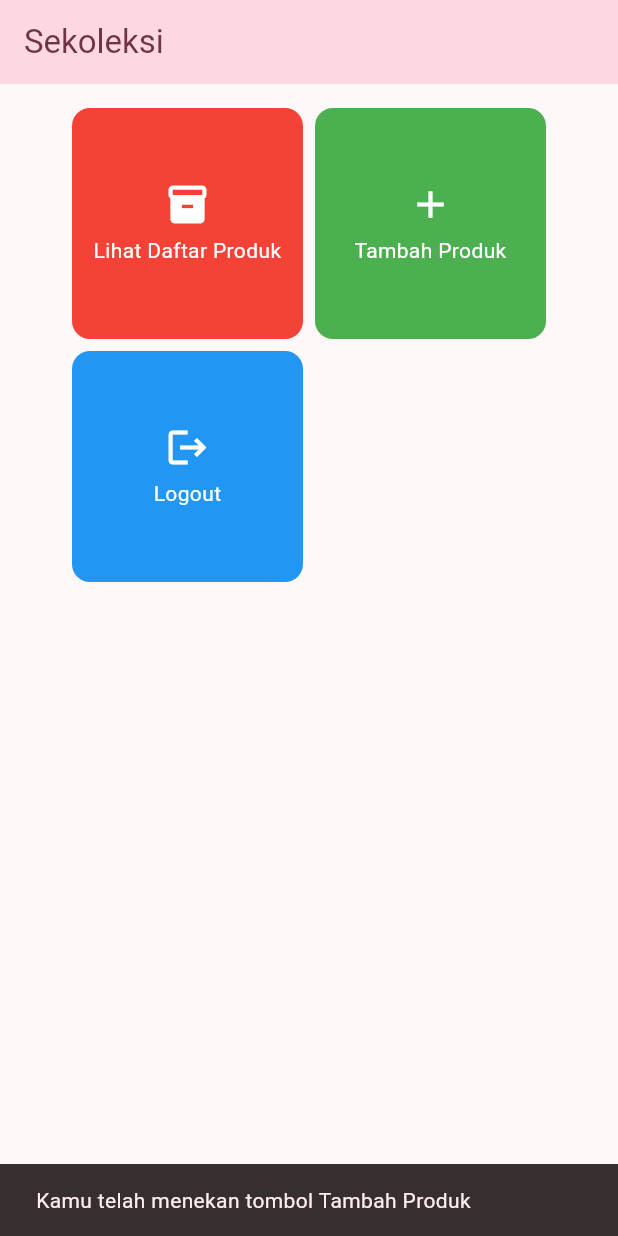
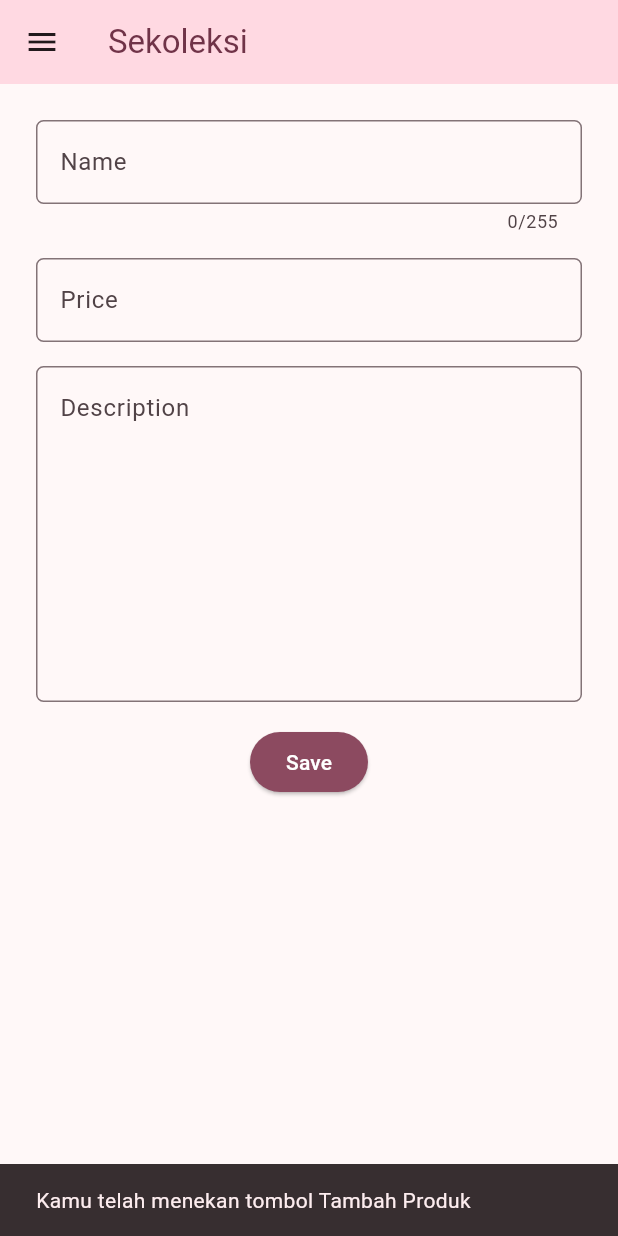
Before and after one commit to secona/sekoleksi-mobile, a Flutter app: the screen it shows after launch, after a tap on "Tambah Produk", on a phone screen of 412 x 824 dp. Run offline on Flutter 3.47's test engine with Material 3 defaults, Android fonts, the phone set to English and light mode, and no system bars.

Commit message:
feat: tugas 8

```diff
--- a/lib/main.dart
+++ b/lib/main.dart
@@ -1,5 +1,6 @@
 import 'package:flutter/material.dart';
-import 'package:sekoleksi_mobile/home.dart';
+import 'package:sekoleksi_mobile/screens/home.dart';
+import 'package:sekoleksi_mobile/screens/product_form.dart';
 
 void main() {
   runApp(const MyApp());
@@ -16,7 +17,11 @@
         colorScheme: ColorScheme.fromSeed(seedColor: Colors.black),
         useMaterial3: true,
       ),
-      home: HomePage(),
+      initialRoute: '/',
+      routes: {
+        '/': (context) => HomePage(),
+        '/product-form': (context) => const ProductFormPage(),
+      }
     );
   }
 }
--- a/lib/home.dart
+++ b/lib/screens/home.dart
@@ -1,4 +1,5 @@
 import 'package:flutter/material.dart';
+import 'package:sekoleksi_mobile/widgets/left_drawer.dart';
 
 class HomePage extends StatelessWidget {
   HomePage({super.key});
@@ -8,9 +9,9 @@
   final String className = 'PBP F';
 
   final List<ItemHomepage> items = [
-    ItemHomepage("Lihat Daftar Produk", Icons.inventory_2, Colors.red),
-    ItemHomepage("Tambah Produk", Icons.add, Colors.green),
-    ItemHomepage("Logout", Icons.logout, Colors.blue),
+    ItemHomepage("Lihat Daftar Produk", Icons.inventory_2_outlined, Colors.red, ''),
+    ItemHomepage("Tambah Produk", Icons.add, Colors.green, '/product-form'),
+    ItemHomepage("Logout", Icons.logout, Colors.blue, ''),
   ];
 
   @override
@@ -23,6 +24,7 @@
           style: TextStyle(color: Theme.of(context).colorScheme.onPrimaryContainer)
         ),
       ),
+      drawer: const LeftDrawer(),
       body: Padding(
         padding: const EdgeInsets.all(16.0),
         child: Padding(
@@ -50,8 +52,9 @@
   final String name;
   final IconData icon;
   final Color color;
+  final String route;
 
-  ItemHomepage(this.name, this.icon, this.color);
+  ItemHomepage(this.name, this.icon, this.color, this.route);
 }
 
 class ItemCard extends StatelessWidget {
@@ -71,6 +74,10 @@
             ..hideCurrentSnackBar()
             ..showSnackBar(SnackBar(
                 content: Text("Kamu telah menekan tombol ${item.name}")));
+
+          if (item.route != "") {
+            Navigator.pushNamed(context, item.route);
+          }
         },
         child: Container(
           padding: const EdgeInsets.all(8),
--- /dev/null
+++ b/lib/screens/product_form.dart
@@ -0,0 +1,170 @@
+import 'package:flutter/material.dart';
+import 'package:flutter/services.dart';
+import 'package:sekoleksi_mobile/widgets/left_drawer.dart';
+
+class ProductFormPage extends StatefulWidget {
+  const ProductFormPage({ super.key });
+
+  @override
+  State<ProductFormPage> createState() => _ProductFormPageState();
+}
+
+class _ProductFormPageState extends State<ProductFormPage> {
+  final _formKey = GlobalKey<FormState>();
+
+  String _name = "";
+  int _price = 0;
+  String _description = "";
+
+  @override
+  Widget build(BuildContext context) {
+    return Scaffold(
+      appBar: AppBar(
+        backgroundColor: Theme.of(context).colorScheme.primaryContainer,
+        title: Text(
+          "Sekoleksi",
+          style: TextStyle(color: Theme.of(context).colorScheme.onPrimaryContainer)
+        ),
+      ),
+      drawer: const LeftDrawer(),
+      body: Padding(
+        padding: const EdgeInsets.all(16.0),
+        child: Form(
+          key: _formKey,
+          child: SingleChildScrollView(
+            child: Column(
+              children: [
+                Padding(
+                  padding: const EdgeInsets.all(8.0),
+                  child: TextFormField(
+                    maxLength: 255,
+                    decoration: InputDecoration(
+                      hintText: "Name",
+                      labelText: "Name",
+                      border: OutlineInputBorder(
+                        borderRadius: BorderRadius.circular(5.0),
+                      ),
+                    ),
+                    onChanged: (String? value) {
+                      setState(() => _name = value!);
+                    },
+                    validator: (String? value) {
+                      if (value == null || value.isEmpty) {
+                        return "Nama tidak boleh kosong!";
+                      }
+
+                      return null;
+                    },
+                  ),
+                ),
+                Padding(
+                  padding: const EdgeInsets.all(8.0),
+                  child: TextFormField(
+                    keyboardType: TextInputType.number,
+                    inputFormatters: [FilteringTextInputFormatter.digitsOnly],
+                    decoration: InputDecoration(
+                      hintText: "Price",
+                      labelText: "Price",
+                      border: OutlineInputBorder(
+                        borderRadius: BorderRadius.circular(5.0),
+                      ),
+                    ),
+                    onChanged: (String? value) {
+                      setState(() => _price = int.tryParse(value!) ?? 0);
+                    },
+                    validator: (String? value) {
+                      if (value == null || value.isEmpty) {
+                        return "Harga tidak boleh kosong!";
+                      }
+
+                      int intValue = int.tryParse(value) ?? 0;
+
+                      if (intValue < 0) {
+                        return "Harga tidak boleh negatif!";
+                      }
+
+                      return null;
+                    },
+                  ),
+                ),
+                Padding(
+                  padding: const EdgeInsets.all(8.0),
+                  child: TextFormField(
+                    keyboardType: TextInputType.multiline,
+                    minLines: 8,
+                    maxLines: 8,
+                    decoration: InputDecoration(
+                      hintText: "Description",
+                      labelText: "Description",
+                      alignLabelWithHint: true,
+                      border: OutlineInputBorder(
+                        borderRadius: BorderRadius.circular(5.0),
+                      ),
+                    ),
+                    onChanged: (String? value) {
+                      setState(() => _description = value!);
+                    },
+                    validator: (String? value) {
+                      if (value == null || value.isEmpty) {
+                        return "Deskripsi tidak boleh kosong!";
+                      }
+
+                      return null;
+                    },
+                  ),
+                ),
+                Align(
+                  alignment: Alignment.bottomCenter,
+                  child: Padding(
+                    padding: const EdgeInsets.all(8.0),
+                    child: ElevatedButton(
+                      style: ButtonStyle(
+                        backgroundColor: WidgetStateProperty.all(
+                            Theme.of(context).colorScheme.primary),
+                      ),
+                      onPressed: () {
+                        if (_formKey.currentState!.validate()) {
+                          showDialog(
+                            context: context,
+                            builder: (context) {
+                              return AlertDialog(
+                                title: const Text('Produk berhasil tersimpan!'),
+                                content: SingleChildScrollView(
+                                  child: Column(
+                                    crossAxisAlignment: CrossAxisAlignment.start,
+                                    children: [
+                                      Text('Nama: $_name'),
+                                      Text('Harga: $_price'),
+                                      Text('Deskripsi: $_description'),
+                                    ],
+                                  ),
+                                ),
+                                actions: [
+                                  TextButton(
+                                    child: const Text('OK'),
+                                    onPressed: () {
+                                      Navigator.pop(context);
+                                      _formKey.currentState!.reset();
+                                    },
+                                  ),
+                                ],
+                              );
+                            },
+                          );
+                        }
+                      },
+                      child: const Text(
+                        "Save",
+                        style: TextStyle(color: Colors.white),
+                      ),
+                    ),
+                  ),
+                ),
+              ],
+            ),
+          ),
+        ),
+      ),
+    );
+  }
+}
--- /dev/null
+++ b/lib/widgets/left_drawer.dart
@@ -0,0 +1,54 @@
+import 'package:flutter/material.dart';
+
+class LeftDrawer extends StatelessWidget {
+  const LeftDrawer({ super.key });
+
+  @override
+  Widget build(BuildContext context) {
+    return Drawer(
+      child: ListView(
+        children: [
+          DrawerHeader(
+            decoration: BoxDecoration(
+              color: Theme.of(context).colorScheme.primary,
+            ),
+            child: const Column(
+              mainAxisAlignment: MainAxisAlignment.center,
+              children: [
+                Text(
+                  'Sekoleksi',
+                  textAlign: TextAlign.center,
+                  style: TextStyle(
+                    fontSize: 24,
+                    fontWeight: FontWeight.bold,
+                    color: Colors.white,
+                  ),
+                ),
+                Padding(padding: EdgeInsets.all(8)),
+                Text(
+                  "Tempat mengoleksi!",
+                  textAlign: TextAlign.center,
+                  style: TextStyle(
+                    fontSize: 15,
+                    color: Colors.white,
+                    fontWeight: FontWeight.normal
+                  ),
+                ),
+              ],
+            ),
+          ),
+          ListTile(
+            leading: const Icon(Icons.home_outlined),
+            title: const Text('Halaman Utama'),
+            onTap: () => Navigator.pushNamed(context, '/')
+          ),
+          ListTile(
+            leading: const Icon(Icons.inventory_2_outlined),
+            title: const Text('Tambah Produk'),
+            onTap: () => Navigator.pushNamed(context, '/product-form'),
+          ),
+        ],
+      ),
+    );
+  }
+}
```
